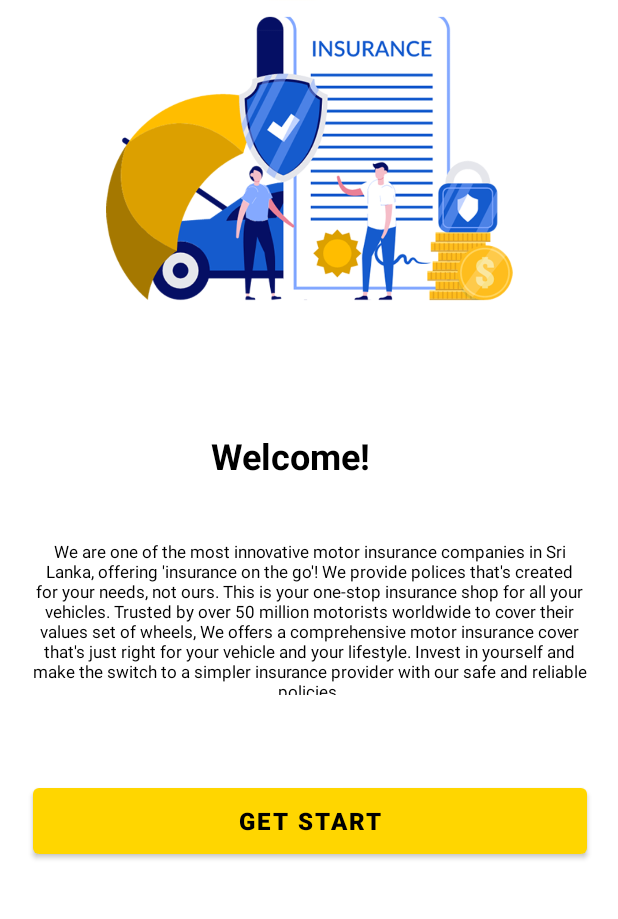
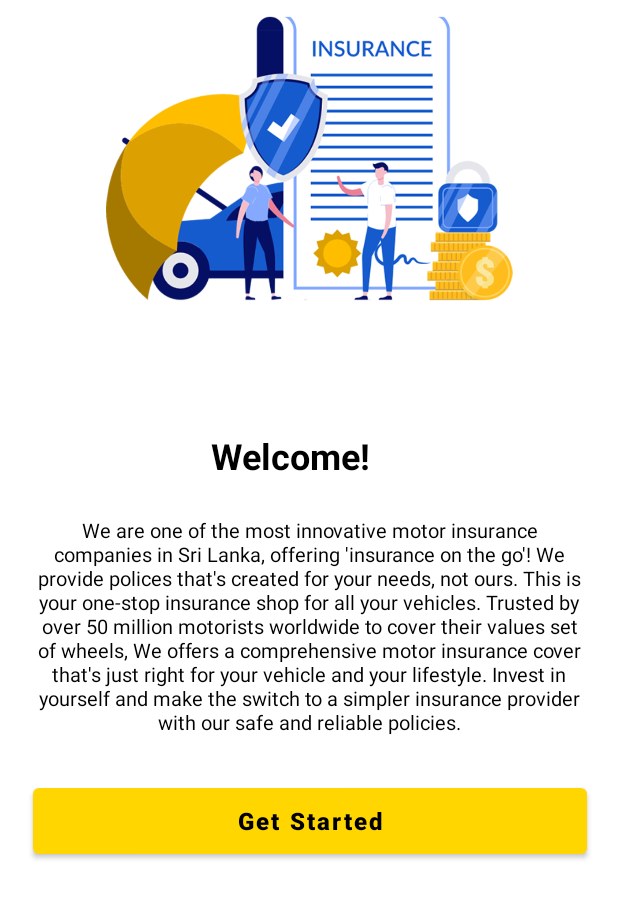
Before and after one commit to BimbiAver/WeCare-Insurance, an Android app: the screen it shows after launch (ExploreActivity), on a phone screen of 412 x 824 dp, the part 313-1232 px from its top. Run offline under Robolectric (Android 15) with nearby library versions, the phone set to English and light mode, and no system bars; our stand-ins replace Volley; network calls fail; 1 statement that could not run was skipped.

Commit message:
Added CheckNetwork.kt, SplashActivity.kt and ExploreActivity.kt completed

```diff
--- a/app/build.gradle
+++ b/app/build.gradle
@@ -38,6 +38,7 @@ dependencies {
     implementation 'com.google.android.material:material:1.5.0'
     implementation 'androidx.constraintlayout:constraintlayout:2.1.3'
     implementation 'androidx.compose.foundation:foundation:1.0.0-rc01'
+    implementation 'com.android.volley:volley:1.2.0'
     testImplementation 'junit:junit:4.13.2'
     androidTestImplementation 'androidx.test.ext:junit:1.1.3'
     androidTestImplementation 'androidx.test.espresso:espresso-core:3.4.0'
--- a/app/src/main/AndroidManifest.xml
+++ b/app/src/main/AndroidManifest.xml
@@ -1,6 +1,10 @@
 <?xml version="1.0" encoding="utf-8"?>
 <manifest xmlns:android="http://schemas.android.com/apk/res/android"
     package="com.orionsoft.wecareinsurance">
+
+    <!-- Android Permissions -->
+    <uses-permission android:name="android.permission.INTERNET" />
+    <uses-permission android:name="android.permission.ACCESS_NETWORK_STATE" />
 
     <application
         android:allowBackup="true"
--- /dev/null
+++ b/app/src/main/java/com/orionsoft/wecareinsurance/CheckNetwork.kt
@@ -0,0 +1,42 @@
+package com.orionsoft.wecareinsurance
+
+import android.content.Context
+import android.net.ConnectivityManager
+import android.net.NetworkCapabilities
+import android.os.Build
+
+class CheckNetwork {
+
+    public fun checkInternet(context: Context): Boolean {
+
+        // Register activity with the connectivity manager service
+        val connectivityManager = context.getSystemService(Context.CONNECTIVITY_SERVICE) as ConnectivityManager
+
+        // If the android version is equal to M or greater we need to use the NetworkCapabilities to check what type of network has the internet connection
+        if (Build.VERSION.SDK_INT >= Build.VERSION_CODES.M) {
+
+            // Returns a Network object corresponding to the currently active default data network.
+            val network = connectivityManager.activeNetwork ?: return false
+
+            // Representation of the capabilities of an active network.
+            val activeNetwork = connectivityManager.getNetworkCapabilities(network) ?: return false
+
+            return when {
+                // Indicates this network uses a Wi-Fi transport, or WiFi has network connectivity
+                activeNetwork.hasTransport(NetworkCapabilities.TRANSPORT_WIFI) -> true
+
+                // Indicates this network uses a Cellular transport. or Cellular has network connectivity
+                activeNetwork.hasTransport(NetworkCapabilities.TRANSPORT_CELLULAR) -> true
+
+                // Else return false
+                else -> false
+            }
+        } else {
+            // If the android version is below M
+            @Suppress("DEPRECATION") val networkInfo =
+                connectivityManager.activeNetworkInfo ?: return false
+            @Suppress("DEPRECATION")
+            return networkInfo.isConnected
+        }
+    }
+}
--- a/app/src/main/java/com/orionsoft/wecareinsurance/ExploreActivity.kt
+++ b/app/src/main/java/com/orionsoft/wecareinsurance/ExploreActivity.kt
@@ -1,19 +1,25 @@
 package com.orionsoft.wecareinsurance
 
 import android.content.Intent
-import androidx.appcompat.app.AppCompatActivity
 import android.os.Bundle
 import android.widget.Button
+import androidx.appcompat.app.AppCompatActivity
 
 class ExploreActivity : AppCompatActivity() {
+
+    lateinit private var btnGetStarted: Button
+
     override fun onCreate(savedInstanceState: Bundle?) {
         super.onCreate(savedInstanceState)
         setContentView(R.layout.activity_explore)
 
-        val buttonClick = findViewById<Button>(R.id.btn_start)
-        buttonClick.setOnClickListener{
+        btnGetStarted = findViewById(R.id.btnGetStarted)
+
+        btnGetStarted.setOnClickListener{
             val intent = Intent(this, LoginActivity::class.java)
             startActivity(intent)
+            overridePendingTransition(android.R.anim.fade_in, android.R.anim.fade_out)
+            finish()
         }
     }
 }
--- a/app/src/main/java/com/orionsoft/wecareinsurance/SplashActivity.kt
+++ b/app/src/main/java/com/orionsoft/wecareinsurance/SplashActivity.kt
@@ -1,24 +1,107 @@
 package com.orionsoft.wecareinsurance
 
 import android.content.Intent
-import androidx.appcompat.app.AppCompatActivity
 import android.os.Bundle
 import android.os.Handler
-import android.os.Looper
+import android.view.WindowManager
+import android.widget.Toast
+import androidx.appcompat.app.AppCompatActivity
+import com.android.volley.RequestQueue
+import com.android.volley.Response
+import com.android.volley.toolbox.StringRequest
+import com.android.volley.toolbox.Volley
+import org.json.JSONException
+import org.json.JSONObject
 
 class SplashActivity : AppCompatActivity() {
 
-    private var SPLASH_TIME: Long = 2000
+    private var splashTime: Long = 1500
+    private var usrCheckMsg = ""
+
+    private val sharedPref = "AppStatus"
+
+    private val checkNetwork = CheckNetwork()
+    private val urls = URLs()
+
+    private var queue : RequestQueue? = null // Volley RequestQueue
+    private var stringRequest : StringRequest? = null // Volley StringRequest
+
+//        -----------------------------------------------------------------------------------------------
 
     override fun onCreate(savedInstanceState: Bundle?) {
         super.onCreate(savedInstanceState)
+        // Hide the status bar and make the activity fullscreen
+        getWindow().setFlags(
+            WindowManager.LayoutParams.FLAG_FULLSCREEN,
+            WindowManager.LayoutParams.FLAG_FULLSCREEN
+        );
         setContentView(R.layout.activity_splash)
 
-        Handler(Looper.myLooper()!!).postDelayed ({
-            startActivity(Intent(this, ExploreActivity::class.java))
-            finish()
-        },SPLASH_TIME)
+        queue = Volley.newRequestQueue(this) // Instantiate the RequestQueue
+
+        // Call initial server request
+        checkUser("abc@mail.com")
+
+        //        ----------------------------------------------------------------------------------
+
+        // Check to make sure it is connected to a network
+        if (checkNetwork.checkInternet(this)) {
+            // Redirect into the ExploreActivity after 2 seconds
+            Handler().postDelayed({
+                val settings = getSharedPreferences(sharedPref, 0)
+
+                if (settings.getBoolean("firstTime", true)) {
+                    // The app is being launched for first time, do something
+                    val intent = Intent(this, ExploreActivity::class.java)
+                    startActivity(intent)
+                    overridePendingTransition(android.R.anim.fade_in, android.R.anim.fade_out)
+                    finish()
+
+                    // Record the fact that the app has been started at least once
+                    settings.edit().putBoolean("firstTime", false).commit()
+                } else {
+                    startActivity(Intent(this, DashboardActivity::class.java))
+                    overridePendingTransition(android.R.anim.fade_in, android.R.anim.fade_out)
+                    finish()
+                }
+            }, splashTime)
+        } else {
+            Toast.makeText(
+                this,
+                "Check your internet connection and try again!",
+                Toast.LENGTH_SHORT
+            ).show()
+            Handler().postDelayed({
+                finishAffinity() // Removes the connection of the existing activity to its stack
+                finish() // The method onDestroy() is executed & exit the application
+
+            }, 2000)
         }
+    }
 
+//        -----------------------------------------------------------------------------------------------
 
+    private fun checkUser(emailAddress: String) {
+        stringRequest = object : StringRequest(
+            Method.POST, urls.usrCheck,
+            Response.Listener { response -> // response
+                try {
+                    val jsonObject = JSONObject(response)
+                    usrCheckMsg = jsonObject.getString("message")
+                } catch (e: JSONException) {
+                    e.printStackTrace()
+                }
+            },
+            Response.ErrorListener { error -> // error
+                Toast.makeText(applicationContext, error.message, Toast.LENGTH_SHORT).show()
+            }
+        ) {
+            override fun getParams(): Map<String, String>? {
+                val params: MutableMap<String, String> = HashMap()
+                params["email"] = emailAddress
+                return params
+            }
+        }
+        queue!!.add(stringRequest)
     }
+}
--- /dev/null
+++ b/app/src/main/java/com/orionsoft/wecareinsurance/URLs.kt
@@ -0,0 +1,8 @@
+package com.orionsoft.wecareinsurance
+
+class URLs {
+
+    private val rootURL = "https://app.wecare.plus/"
+    val usrCheck = rootURL + "check-user.php"
+    val sendSMS = rootURL + "send-sms/send_sms.php"
+}
--- /dev/null
+++ b/app/src/main/java/com/orionsoft/wecareinsurance/model/Customer.kt
@@ -0,0 +1,3 @@
+package com.orionsoft.wecareinsurance.model
+
+data class Customer (var nic: String, var licenseNo: String, var name: String, var dob: String, var gender: String, var address: String, var mobNumber: String)
--- a/app/src/main/res/layout/activity_explore.xml
+++ b/app/src/main/res/layout/activity_explore.xml
@@ -36,7 +36,7 @@
     <TextView
         android:id="@+id/txt_paragraph"
         android:layout_width="0dp"
-        android:layout_height="103dp"
+        android:layout_height="150dp"
 
         android:layout_marginStart="20dp"
         android:layout_marginEnd="20dp"
@@ -48,19 +48,20 @@ for your vehicle and your lifestyle. Invest in yourself and make the switch to a
 
         android:textAlignment="center"
         android:textColor="@color/black"
-        android:textSize="11sp"
+        android:textSize="13sp"
         app:layout_constraintBottom_toBottomOf="parent"
         app:layout_constraintEnd_toEndOf="@+id/include"
         app:layout_constraintHorizontal_bias="0.0"
         app:layout_constraintStart_toStartOf="@+id/include"
         app:layout_constraintTop_toTopOf="@+id/include"
-        app:layout_constraintVertical_bias="0.789" />
+        app:layout_constraintVertical_bias="0.82" />
 
     <Button
-        android:id="@+id/btn_start"
+        android:id="@+id/btnGetStarted"
         android:layout_width="369dp"
         android:layout_height="56dp"
-        android:text="Get Start"
+        android:text="Get Started"
+        android:textAllCaps="false"
         android:textColor="@color/black"
         android:textSize="16sp"
         android:textStyle="bold"
```
Also changed, not shown: app/src/main/java/com/orionsoft/wecareinsurance/SharedPrefManager.kt (added, +67 -0 lines), app/src/main/res/layout/activity_splash.xml (+5 -4 lines).
